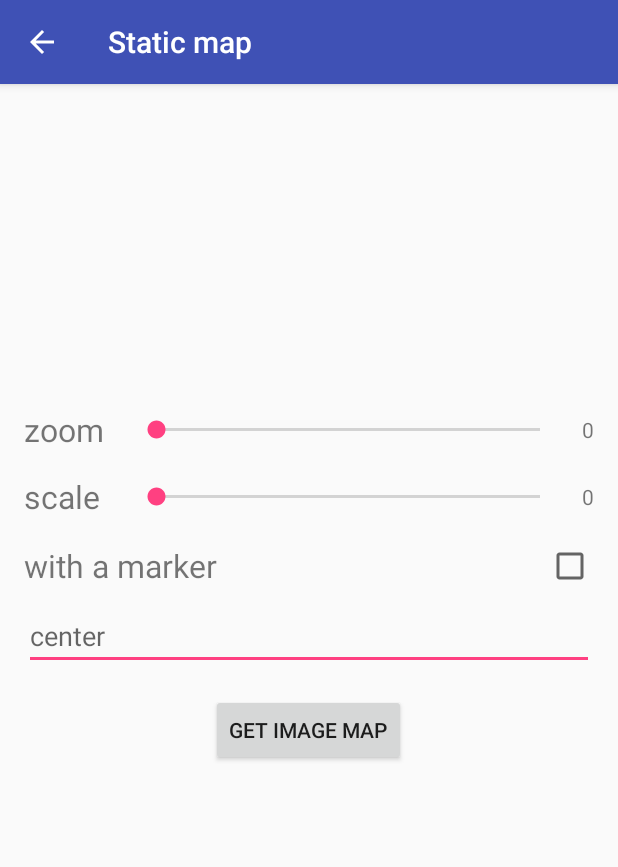
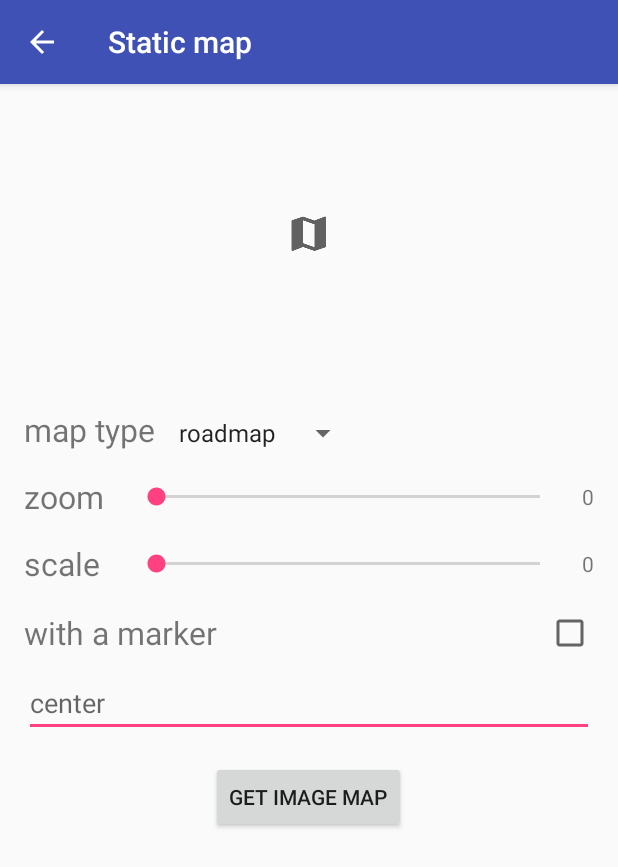
Before and after one commit to MLSDev/MapsAndroidAppSample, an Android app: the StaticImageMapActivity screen opened directly, with no data from a screen before it, on a phone screen of 412 x 824 dp. Shown: the top 867 px of the screen. Run offline under Robolectric (Android 15) with nearby library versions, the phone set to English and light mode, and no system bars; our stand-ins replace data binding; pictures from the network do not load; 2 statements that could not run were skipped.

Commit message:
Added a drop list with map types

```diff
--- a/app/src/main/java/com/mlsdev/mapsappsample/StaticImageMapActivity.java
+++ b/app/src/main/java/com/mlsdev/mapsappsample/StaticImageMapActivity.java
@@ -55,11 +55,13 @@ public class StaticImageMapActivity extends BaseActivity {
                 return;
             }
 
+            String mapType = (String) binding.spMapTypes.getSelectedItem();
+
             Map<String, String> params = new ArrayMap<>();
             params.put(CENTER, binding.etCenter.getText().toString());
             params.put(ZOOM, String.valueOf(binding.sbZoom.getProgress()));
-            params.put(SIZE, "300x550");
-            params.put(MAP_TYPE, "roadmap");
+            params.put(SIZE, "550x300");
+            params.put(MAP_TYPE, mapType);
             params.put(SCALE, String.valueOf(binding.sbScale.getProgress()));
             if (binding.cbAddMarker.isChecked()) {
                 String markerPlace = binding.etCenter.getText().toString();
@@ -75,4 +77,6 @@ public class StaticImageMapActivity extends BaseActivity {
 
     }
 
+
+
 }
--- a/app/src/main/res/layout/activity_static_image_map.xml
+++ b/app/src/main/res/layout/activity_static_image_map.xml
@@ -1,5 +1,5 @@
 <?xml version="1.0" encoding="utf-8"?>
-<layout>
+<layout xmlns:android="http://schemas.android.com/apk/res/android">
 
     <data>
 
@@ -8,11 +8,15 @@
             type="com.mlsdev.mapsappsample.StaticImageMapActivity.ViewModel" />
     </data>
 
-    <LinearLayout xmlns:android="http://schemas.android.com/apk/res/android"
+    <ScrollView xmlns:android="http://schemas.android.com/apk/res/android"
         xmlns:tools="http://schemas.android.com/tools"
+        android:layout_width="match_parent"
+        android:layout_height="match_parent">
+
+        <LinearLayout
             android:id="@+id/activity_satatic_image_map"
             android:layout_width="match_parent"
-        android:layout_height="match_parent"
+            android:layout_height="wrap_content"
             android:orientation="vertical"
             tools:context="com.mlsdev.mapsappsample.StaticImageMapActivity">
 
@@ -20,7 +24,8 @@
                 android:id="@+id/iv_static_map"
                 android:layout_width="match_parent"
                 android:layout_height="200dp"
-            android:scaleType="centerCrop" />
+                android:scaleType="centerInside"
+                android:src="@mipmap/ic_static_image" />
 
             <LinearLayout
                 android:layout_width="match_parent"
@@ -28,7 +33,28 @@
                 android:orientation="vertical"
                 android:padding="@dimen/activity_vertical_margin">
 
-            <LinearLayout style="@style/SeekBarStyleWrapperStyle">
+                <LinearLayout
+                    style="@style/SeekBarStyleWrapperStyle"
+                    android:gravity="start">
+
+                    <android.support.v7.widget.AppCompatTextView
+                        android:layout_width="wrap_content"
+                        android:layout_height="wrap_content"
+                        android:text="@string/tv_map_type"
+                        android:textSize="21sp" />
+
+                    <android.support.v7.widget.AppCompatSpinner
+                        android:id="@+id/sp_map_types"
+                        android:layout_width="wrap_content"
+                        android:layout_height="wrap_content"
+                        android:layout_marginLeft="8dp"
+                        android:layout_marginRight="8dp"
+                        android:entries="@array/map_type_array" />
+                </LinearLayout>
+
+                <LinearLayout
+                    style="@style/SeekBarStyleWrapperStyle"
+                    android:layout_marginTop="@dimen/activity_vertical_margin">
 
                     <android.support.v7.widget.AppCompatTextView
                         style="@style/LabelTextViewStyle"
@@ -68,14 +94,15 @@
                         android:text="@{viewModel.scaleProgress}" />
                 </LinearLayout>
 
-            <LinearLayout style="@style/SeekBarStyleWrapperStyle"
+                <LinearLayout
+                    style="@style/SeekBarStyleWrapperStyle"
                     android:layout_marginTop="@dimen/activity_vertical_margin">
 
                     <android.support.v7.widget.AppCompatTextView
                         style="@style/LabelTextViewStyle"
                         android:layout_width="0dp"
+                        android:layout_height="wrap_content"
                         android:layout_weight="1"
-                    android:layout_height="wrap_content"
                         android:text="with a marker" />
 
                     <android.support.v7.widget.AppCompatCheckBox
@@ -104,5 +131,5 @@
                 android:text="@string/btn_get_image_map" />
 
         </LinearLayout>
-
+    </ScrollView>
 </layout>
--- a/app/src/main/res/values/strings.xml
+++ b/app/src/main/res/values/strings.xml
@@ -16,4 +16,12 @@
     <string name="tv_scale">scale</string>
     <string name="tv_zoom">zoom</string>
     <string name="btn_get_image_map">get image map</string>
+    <string name="tv_map_type">map type</string>
+
+    <string-array name="map_type_array">
+        <item>roadmap</item>
+        <item>satellite</item>
+        <item>terrain</item>
+        <item>hybrid</item>
+    </string-array>
 </resources>
```
Lines whose indentation alone changed are shown as unchanged.
